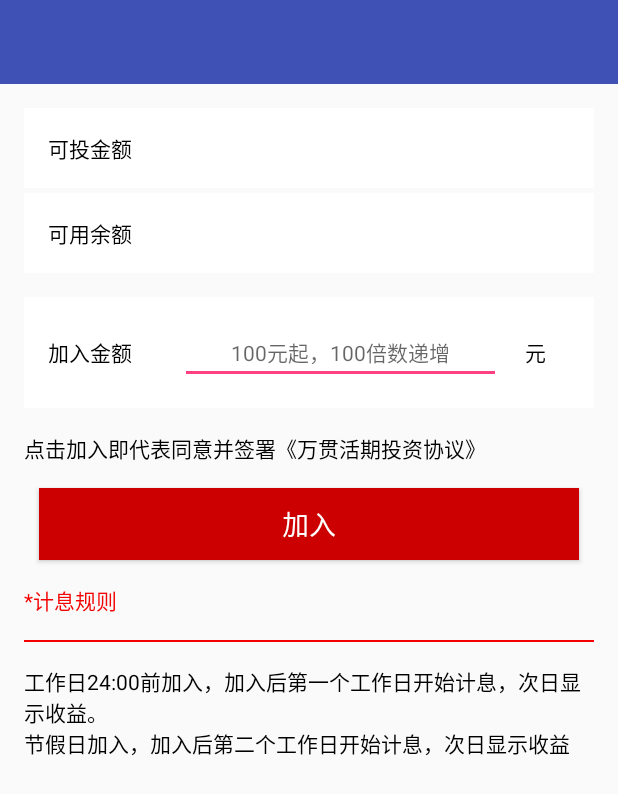
After one commit to scimmia/Wan, an Android app: the layout fragment_huoqi_buy.xml on its own in the app's theme, with its tools: preview values and no code run, on a phone screen of 412 x 824 dp. The commit adds this screen. Shown: the top 794 px of the screen. Run offline under Robolectric (Android 15) with nearby library versions, the phone set to English and light mode, and no system bars.

Commit message:
huoqijiaru

```diff
--- a/app/src/main/java/com/wanguanjinrong/mobile/wanguan/main/touzilicai/TouziLicaiFragment.java
+++ b/app/src/main/java/com/wanguanjinrong/mobile/wanguan/main/touzilicai/TouziLicaiFragment.java
@@ -14,6 +14,7 @@ import android.view.ViewGroup;
 import com.wanguanjinrong.mobile.wanguan.R;
 import com.wanguanjinrong.mobile.wanguan.login.DefaultFragment;
 import com.wanguanjinrong.mobile.wanguan.main.touzilicai.dingqi.DingqilicaiFragment;
+import com.wanguanjinrong.mobile.wanguan.main.touzilicai.huoqi.HuoqilicaiFragment;
 import com.wanguanjinrong.mobile.wanguan.uitls.ui.BaseFragment;
 
 public class TouziLicaiFragment extends BaseFragment {
@@ -60,8 +61,8 @@ public class TouziLicaiFragment extends BaseFragment {
 
     class SimpleFragmentPagerAdapter extends FragmentPagerAdapter {
 
-        final int PAGE_COUNT = 3;
-        private String tabTitles[] = new String[]{"活期理财","定期理财","tab3"};
+        final int PAGE_COUNT = 2;
+        private String tabTitles[] = new String[]{"活期理财","定期理财"};
         private int layouts[] = new int[]{R.layout.slider_a,R.layout.slider_b,R.layout.slider_c};
 
         public SimpleFragmentPagerAdapter(FragmentManager fm) {
@@ -82,7 +83,7 @@ public class TouziLicaiFragment extends BaseFragment {
 
         @Override
         public int getCount() {
-            return PAGE_COUNT;
+            return tabTitles.length;
         }
 
         @Override
--- /dev/null
+++ b/app/src/main/java/com/wanguanjinrong/mobile/wanguan/main/touzilicai/huoqi/HuoqiBuyFragment.java
@@ -0,0 +1,72 @@
+package com.wanguanjinrong.mobile.wanguan.main.touzilicai.huoqi;
+
+import android.os.Bundle;
+import android.support.v7.widget.Toolbar;
+import android.view.LayoutInflater;
+import android.view.View;
+import android.view.ViewGroup;
+import android.widget.Button;
+import android.widget.TextView;
+import butterknife.BindView;
+import butterknife.ButterKnife;
+import butterknife.Unbinder;
+import com.wanguanjinrong.mobile.wanguan.R;
+import com.wanguanjinrong.mobile.wanguan.uitls.ui.BaseFragment;
+
+/**
+ * Created by A on 2016/7/8.
+ */
+public class HuoqiBuyFragment extends BaseFragment {
+    protected Unbinder unbinder;
+    @BindView(R.id.tb_huoqi_buy)
+    Toolbar mToolbar;
+    @BindView(R.id.tv_huoqi_buy_total)
+    TextView mTvHuoqiBuyTotal;
+    @BindView(R.id.tv_huoqi_buy_myleft)
+    TextView mTvHuoqiBuyMyleft;
+    @BindView(R.id.btn_huoqi_buy)
+    Button mBtnHuoqiBuy;
+
+    public static BaseFragment newInstance() {
+        BaseFragment fragment = new HuoqiBuyFragment();
+        Bundle args = new Bundle();
+        fragment.setArguments(args);
+        return fragment;
+    }
+
+    @Override
+    public void onCreate(Bundle savedInstanceState) {
+        super.onCreate(savedInstanceState);
+    }
+
+    private void initView(View view) {
+        mToolbar.setTitle("加入活期");
+
+        mToolbar.setNavigationIcon(R.drawable.ic_arrow_back_white_24dp);
+        mToolbar.setNavigationOnClickListener(new View.OnClickListener() {
+            @Override
+            public void onClick(View v) {
+                _mActivity.onBackPressedSupport();
+            }
+        });
+        mTvHuoqiBuyTotal.setText("50000.00元");
+        mTvHuoqiBuyMyleft.setText("3000.00元");
+    }
+
+    @Override
+    public View onCreateView(LayoutInflater inflater, ViewGroup container,
+                             Bundle savedInstanceState) {
+        View view = inflater.inflate(R.layout.fragment_huoqi_buy, container, false);
+        unbinder = ButterKnife.bind(this, view);
+        initView(view);
+        return view;
+    }
+
+    @Override
+    public void onDestroyView() {
+        super.onDestroyView();
+        if (unbinder != null) {
+            unbinder.unbind();
+        }
+    }
+}
--- a/app/src/main/java/com/wanguanjinrong/mobile/wanguan/main/touzilicai/HuoqilicaiFragment.java
+++ b/app/src/main/java/com/wanguanjinrong/mobile/wanguan/main/touzilicai/huoqi/HuoqilicaiFragment.java
@@ -1,4 +1,4 @@
-package com.wanguanjinrong.mobile.wanguan.main.touzilicai;
+package com.wanguanjinrong.mobile.wanguan.main.touzilicai.huoqi;
 
 import android.os.Bundle;
 import android.support.v4.widget.SwipeRefreshLayout;
@@ -10,8 +10,10 @@ import android.widget.Button;
 import android.widget.TextView;
 import butterknife.BindView;
 import butterknife.ButterKnife;
+import butterknife.OnClick;
 import com.orhanobut.logger.Logger;
 import com.wanguanjinrong.mobile.wanguan.R;
+import com.wanguanjinrong.mobile.wanguan.main.MainFragment;
 import com.wanguanjinrong.mobile.wanguan.uitls.ui.BaseFragment;
 
 import java.util.Random;
@@ -74,4 +76,10 @@ public class HuoqilicaiFragment extends BaseFragment implements SwipeRefreshLayo
             }
         }, 1000);
     }
+
+    @OnClick(R.id.btn_huoqi_buy)
+    public void onBuy(){
+//        start(HuoqiBuyFragment.newInstance());
+        ((MainFragment) getParentFragment()).start(HuoqiBuyFragment.newInstance());
+    }
 }
--- /dev/null
+++ b/app/src/main/res/layout/fragment_huoqi_buy.xml
@@ -0,0 +1,164 @@
+<?xml version="1.0" encoding="utf-8"?>
+<LinearLayout xmlns:android="http://schemas.android.com/apk/res/android"
+              android:orientation="vertical"
+              android:layout_width="match_parent"
+              android:layout_height="match_parent">
+    <include layout="@layout/toolbar"
+             android:id="@+id/tb_huoqi_buy"/>
+    <ScrollView android:layout_width="match_parent" android:layout_height="match_parent">
+        <LinearLayout
+                android:id="@+id/recy"
+                android:orientation="vertical"
+                android:layout_width="match_parent"
+                android:layout_height="wrap_content"
+                android:padding="@dimen/activity_horizontal_margin"
+        >
+            <LinearLayout
+                    android:layout_width="match_parent"
+                    android:layout_height="wrap_content"
+                    android:orientation="horizontal"
+                    android:background="@android:color/background_light"
+                    android:padding="@dimen/activity_horizontal_margin"
+            >
+                <TextView
+                        android:layout_width="wrap_content"
+                        android:layout_height="wrap_content"
+                        android:text="@string/huoqi_buy_total"
+                        android:textColor="@android:color/black"
+                        android:layout_marginRight="@dimen/activity_horizontal_margin"
+                />
+                <TextView
+                        android:id="@+id/tv_huoqi_buy_total"
+                        android:layout_width="wrap_content"
+                        android:layout_height="wrap_content"
+                        android:textColor="@android:color/black"
+                        android:layout_marginLeft="@dimen/activity_vertical_margin"
+                />
+            </LinearLayout>
+            <LinearLayout
+                    android:layout_width="match_parent"
+                    android:layout_height="wrap_content"
+                    android:orientation="horizontal"
+                    android:background="@android:color/background_light"
+                    android:padding="@dimen/activity_horizontal_margin"
+                    android:layout_marginTop="3dp"
+            >
+                <TextView
+                        android:layout_width="wrap_content"
+                        android:layout_height="wrap_content"
+                        android:text="@string/huoqi_buy_myleft"
+                        android:textColor="@android:color/black"
+                        android:layout_marginRight="@dimen/activity_horizontal_margin"
+                />
+                <TextView
+                        android:id="@+id/tv_huoqi_buy_myleft"
+                        android:layout_width="wrap_content"
+                        android:layout_height="wrap_content"
+                        android:textColor="@android:color/black"
+                        android:layout_marginLeft="@dimen/activity_vertical_margin"
+                />
+            </LinearLayout>
+
+            <LinearLayout
+                    android:layout_width="match_parent"
+                    android:layout_height="wrap_content"
+                    android:orientation="horizontal"
+                    android:background="@android:color/background_light"
+                    android:layout_marginTop="@dimen/activity_horizontal_margin"
+                    android:padding="@dimen/activity_horizontal_margin"
+            >
+                <TextView
+                        android:layout_width="wrap_content"
+                        android:layout_height="wrap_content"
+                        android:text="@string/huoqi_buy_money"
+                        android:textColor="@android:color/black"
+                        android:textSize="@dimen/text_size_14"
+                        android:textAppearance="?android:attr/textAppearanceMedium"
+                        android:gravity="center"
+                        android:layout_gravity="center"
+                        android:layout_marginRight="@dimen/activity_horizontal_margin"
+                />
+
+                <EditText
+                        android:layout_width="0dp"
+                        android:layout_height="wrap_content"
+                        android:layout_weight="1"
+                        android:hint="@string/huoqi_buy_money_hint"
+                        android:textColor="@android:color/black"
+                        android:textSize="@dimen/text_size_14"
+                        android:textAppearance="?android:attr/textAppearanceMedium"
+                        android:inputType="number"
+                        android:gravity="center"
+                        android:layout_gravity="center"
+                        android:layout_marginLeft="@dimen/activity_vertical_margin"
+                />
+                <TextView
+                        android:layout_width="wrap_content"
+                        android:layout_height="wrap_content"
+                        android:text="@string/huoqi_buy_money_yuan"
+                        android:textColor="@android:color/black"
+                        android:textSize="@dimen/text_size_14"
+                        android:textAppearance="?android:attr/textAppearanceMedium"
+                        android:gravity="center"
+                        android:layout_gravity="center"
+                        android:layout_marginLeft="@dimen/activity_horizontal_margin"
+                        android:layout_marginRight="@dimen/activity_horizontal_margin"
+                />
+            </LinearLayout>
+
+            <TextView
+                    android:layout_width="wrap_content"
+                    android:layout_height="wrap_content"
+                    android:text="@string/huoqi_buy_xieyi"
+                    android:textColor="@android:color/black"
+                    android:textSize="@dimen/text_size_14"
+                    android:textAppearance="?android:attr/textAppearanceMedium"
+                    android:layout_marginTop="@dimen/activity_vertical_margin"
+                    android:layout_marginBottom="@dimen/activity_vertical_margin"
+            />
+
+            <Button
+                    android:id="@+id/btn_huoqi_buy"
+                    android:layout_width="match_parent"
+                    android:layout_height="wrap_content"
+                    android:text="@string/huoqi_buy"
+                    android:textColor="@android:color/white"
+                    android:textSize="@dimen/text_size_18"
+                    android:background="@android:color/holo_red_dark"
+                    android:layout_marginLeft="@dimen/list_padding"
+                    android:layout_marginRight="@dimen/list_padding"
+                    android:paddingTop="@dimen/list_padding"
+                    android:paddingBottom="@dimen/list_padding"
+            />
+
+            <TextView
+                    android:layout_width="wrap_content"
+                    android:layout_height="wrap_content"
+                    android:text="@string/huoqi_buy_jixiguize_title"
+                    android:textColor="@color/material_primary_color"
+                    android:textSize="@dimen/text_size_14"
+                    android:textAppearance="?android:attr/textAppearanceMedium"
+                    android:layout_marginTop="@dimen/activity_vertical_margin"
+                    android:layout_marginBottom="@dimen/activity_vertical_margin"
+            />
+
+            <View
+                    android:layout_width="match_parent"
+                    android:layout_height="1dp"
+                    android:background="@color/material_primary_color"
+            />
+            <TextView
+                    android:layout_width="wrap_content"
+                    android:layout_height="wrap_content"
+                    android:text="@string/huoqi_buy_jixiguize_detail"
+                    android:textColor="@android:color/black"
+                    android:textSize="@dimen/text_size_14"
+                    android:textAppearance="?android:attr/textAppearanceMedium"
+                    android:layout_marginTop="@dimen/activity_vertical_margin"
+                    android:layout_marginBottom="@dimen/activity_vertical_margin"
+            />
+        </LinearLayout>
+
+    </ScrollView>
+
+</LinearLayout>
--- a/app/src/main/res/values/strings.xml
+++ b/app/src/main/res/values/strings.xml
@@ -28,4 +28,12 @@
     <string name="borrow_houseaddress">房产地址</string>
     <string name="borrow_haspolicy">有无保单</string>
     <string name="borrow_wage">月均工资</string>
+    <string name="huoqi_buy_total">可投金额</string>
+    <string name="huoqi_buy_myleft">可用余额</string>
+    <string name="huoqi_buy_money">加入金额</string>
+    <string name="huoqi_buy_money_hint">100元起，100倍数递增</string>
+    <string name="huoqi_buy_money_yuan">元</string>
+    <string name="huoqi_buy_xieyi">点击加入即代表同意并签署《万贯活期投资协议》</string>
+    <string name="huoqi_buy_jixiguize_title">*计息规则</string>
+    <string name="huoqi_buy_jixiguize_detail">工作日24:00前加入，加入后第一个工作日开始计息，次日显示收益。\n节假日加入，加入后第二个工作日开始计息，次日显示收益</string>
 </resources>
```
Also changed, not shown: app/src/main/java/com/wanguanjinrong/mobile/wanguan/uitls/ui/BaseFragment.java (+8 -0 lines), app/src/main/res/drawable-xhdpi/ic_arrow_back_white_24dp.png (added), app/src/main/res/drawable-xxhdpi/ic_arrow_back_white_24dp.png (added).
